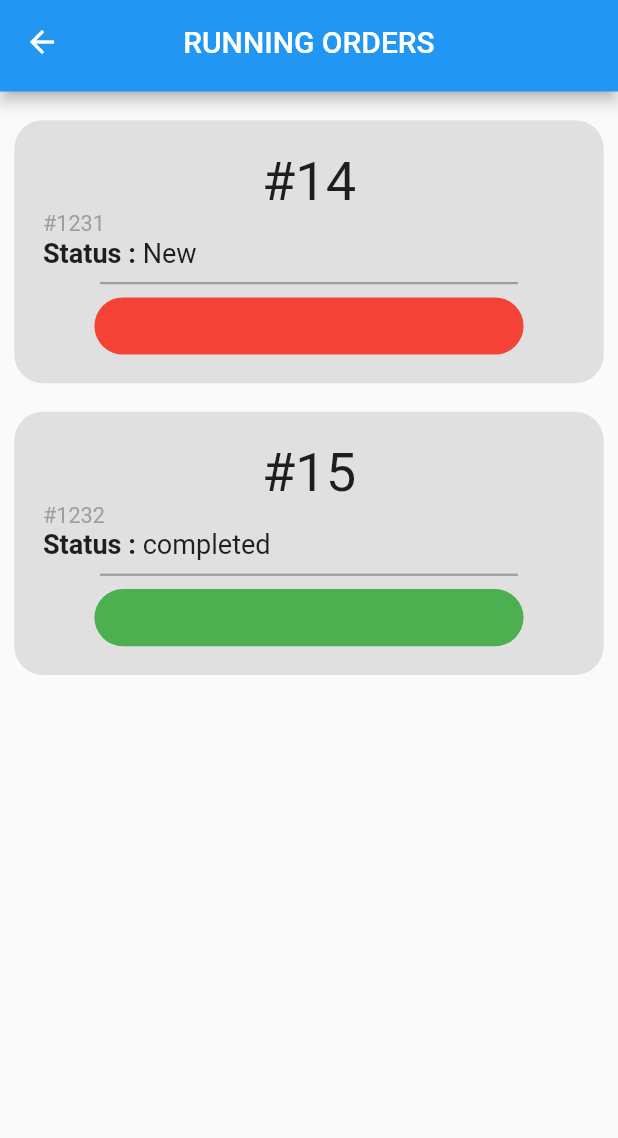
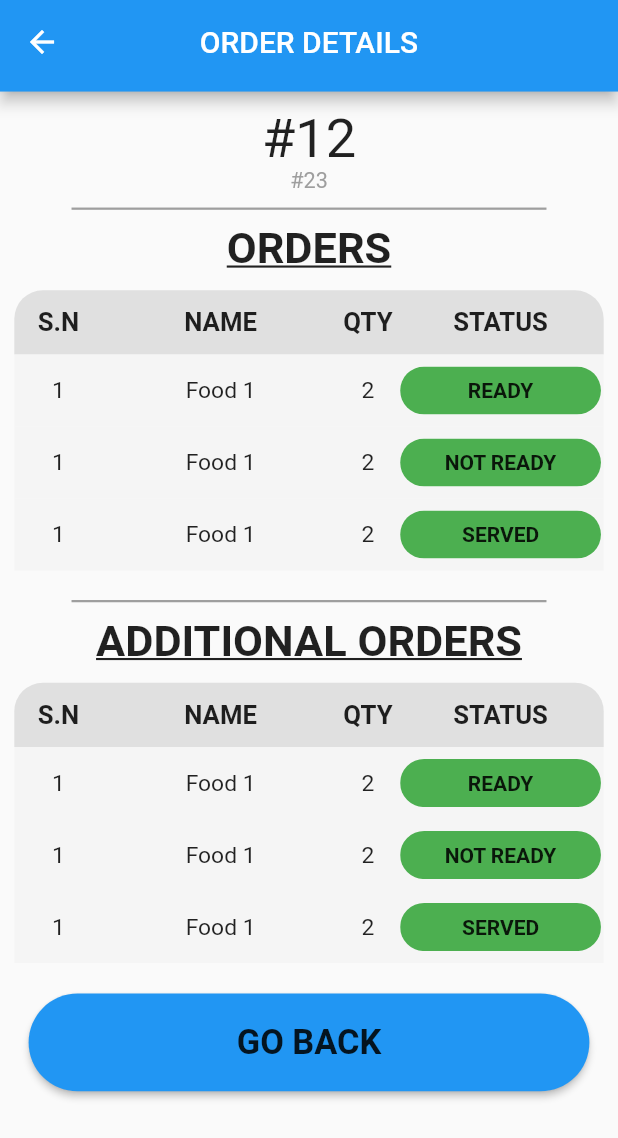
Before and after one commit to ShahilJha/Restaurant-prototype, a Flutter app: the KitchenOrderListScreen screen opened by its route, after a tap on an icon or button, on a phone screen of 412 x 824 dp. Shown: the top 1138 px of the screen. Run offline on Flutter 3.47's test engine with Material 2 defaults, Android fonts, the phone set to English and light mode, and no system bars; our stand-ins replace flutter_screenutil.

Commit message:
route: kitchen staff route

```diff
--- a/lib/screens/common/login/login_screen.dart
+++ b/lib/screens/common/login/login_screen.dart
@@ -24,7 +24,7 @@ class LoginScreen extends StatelessWidget {
           AppButton(
             text: 'Log-in',
             onPressed: () {
-              Navigator.of(context).pushNamed('/receptionist_running_orders');
+              Navigator.of(context).pushNamed('/kitchen_running_orders');
             },
           ),
         ],
--- a/lib/screens/kitchen/order_details_screen/kitchen_order_details_screen.dart
+++ b/lib/screens/kitchen/order_details_screen/kitchen_order_details_screen.dart
@@ -1,6 +1,7 @@
 import 'package:flutter/material.dart';
 import 'package:summer_project/widgets/app_app_bar.dart';
 import 'package:flutter_screenutil/flutter_screenutil.dart';
+import 'package:summer_project/widgets/app_button.dart';
 import 'package:summer_project/widgets/app_container.dart';
 import 'package:summer_project/widgets/app_table_components.dart';
 import 'package:summer_project/widgets/order_no.dart';
@@ -158,6 +159,12 @@ class KitchenOrderDetailsScreen extends StatelessWidget {
                 ),
               ],
             ),
+            AppButton(
+              text: 'GO BACK',
+              onPressed: () {
+                Navigator.pop(context);
+              },
+            ),
           ],
         ),
       ),
--- a/lib/screens/kitchen/running_order_screen/kitchen_running_order_screen.dart
+++ b/lib/screens/kitchen/running_order_screen/kitchen_running_order_screen.dart
@@ -18,7 +18,9 @@ class KitchenOrderListScreen extends StatelessWidget {
               orderNumber: 1231,
               colorCode: Colors.red,
               status: 'New',
-              onPressed: () {},
+              onPressed: () {
+                Navigator.of(context).pushNamed('/kitchen_order_details');
+              },
             ),
             KitchenOrderTile(
               tableNumber: 15,
```
